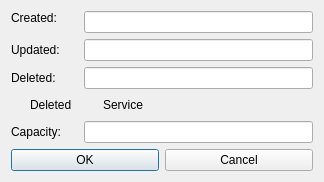
This is DCGUI/Windows/TenantEdge.ui in DanielZorin/DataCenters as Qt 5 draws it before an edit. The edited form follows.
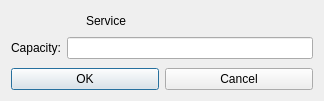
This is the edited form.

Diff of the .ui file:
```diff
--- a/DCGUI/Windows/TenantEdge.ui
+++ b/DCGUI/Windows/TenantEdge.ui
@@ -7,7 +7,7 @@
     <x>0</x>
     <y>0</y>
     <width>324</width>
-    <height>179</height>
+    <height>101</height>
    </rect>
   </property>
   <property name="windowTitle">
@@ -37,74 +37,21 @@
        <property name="fieldGrowthPolicy">
         <enum>QFormLayout::AllNonFixedFieldsGrow</enum>
        </property>
-       <item row="1" column="0">
-        <widget class="QLabel" name="timelabel">
-         <property name="sizePolicy">
-          <sizepolicy hsizetype="Preferred" vsizetype="Fixed">
-           <horstretch>0</horstretch>
-           <verstretch>0</verstretch>
-          </sizepolicy>
-         </property>
-         <property name="text">
-          <string>Created:</string>
-         </property>
-        </widget>
-       </item>
        <item row="1" column="1">
-        <widget class="QLineEdit" name="created">
-         <property name="enabled">
-          <bool>true</bool>
-         </property>
-         <property name="readOnly">
-          <bool>false</bool>
-         </property>
-        </widget>
-       </item>
-       <item row="2" column="0">
-        <widget class="QLabel" name="label">
-         <property name="text">
-          <string>Updated:</string>
-         </property>
-        </widget>
-       </item>
-       <item row="2" column="1">
-        <widget class="QLineEdit" name="updated"/>
-       </item>
-       <item row="3" column="0">
-        <widget class="QLabel" name="label_2">
-         <property name="text">
-          <string>Deleted:</string>
-         </property>
-        </widget>
-       </item>
-       <item row="3" column="1">
-        <widget class="QLineEdit" name="deleted"/>
-       </item>
-       <item row="4" column="0">
-        <widget class="QCheckBox" name="delbox">
-         <property name="styleSheet">
-          <string notr="true"/>
-         </property>
-         <property name="text">
-          <string>Deleted</string>
-         </property>
-        </widget>
-       </item>
-       <item row="4" column="1">
         <widget class="QCheckBox" name="service">
          <property name="text">
           <string>Service</string>
          </property>
         </widget>
        </item>
-       <item row="5" column="0">
+       <item row="2" column="0">
         <widget class="QLabel" name="label_4">
          <property name="text">
           <string>Capacity:</string>
          </property>
         </widget>
        </item>
-       <item row="5" column="1">
+       <item row="2" column="1">
         <widget class="QLineEdit" name="capacity"/>
        </item>
       </layout>
```
